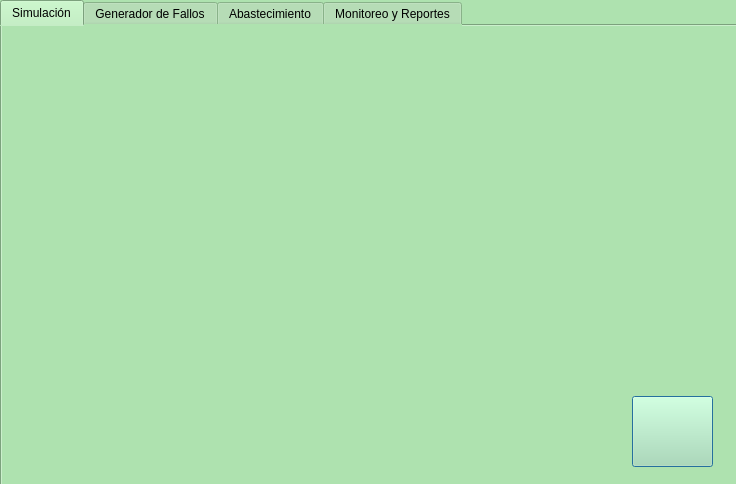
The window that ProyectoUnoOperativos/ventanasimulacion.ui (nws18/ProyectoUnoOperativos) describes before a commit, drawn with Qt 5.
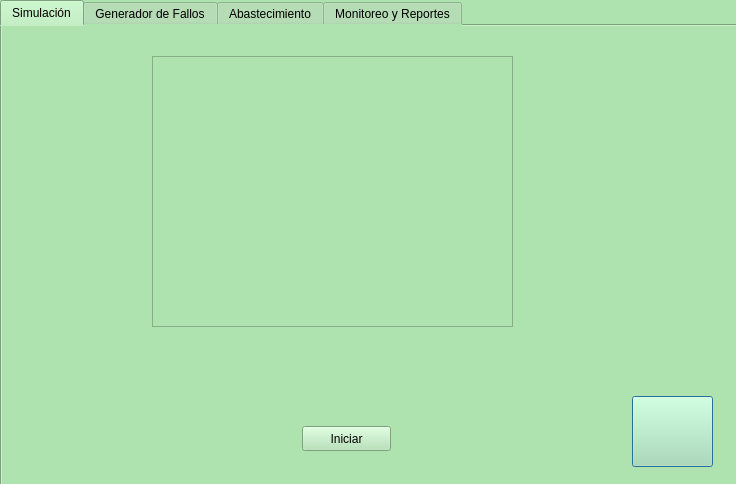
The same window after the commit. Icons and pictures are not drawn.

What changed in the file:
```diff
--- a/ProyectoUnoOperativos/ventanasimulacion.ui
+++ b/ProyectoUnoOperativos/ventanasimulacion.ui
@@ -70,6 +70,42 @@
       </size>
      </property>
     </widget>
+    <widget class="QPushButton" name="btnIniciar">
+     <property name="geometry">
+      <rect>
+       <x>300</x>
+       <y>400</y>
+       <width>89</width>
+       <height>25</height>
+      </rect>
+     </property>
+     <property name="text">
+      <string>Iniciar</string>
+     </property>
+    </widget>
+    <widget class="QLabel" name="pruebaHilo">
+     <property name="geometry">
+      <rect>
+       <x>420</x>
+       <y>360</y>
+       <width>161</width>
+       <height>81</height>
+      </rect>
+     </property>
+     <property name="text">
+      <string/>
+     </property>
+    </widget>
+    <widget class="QGraphicsView" name="graphicsView">
+     <property name="geometry">
+      <rect>
+       <x>150</x>
+       <y>30</y>
+       <width>361</width>
+       <height>271</height>
+      </rect>
+     </property>
+    </widget>
    </widget>
    <widget class="QWidget" name="tab_3">
     <attribute name="title">
```
